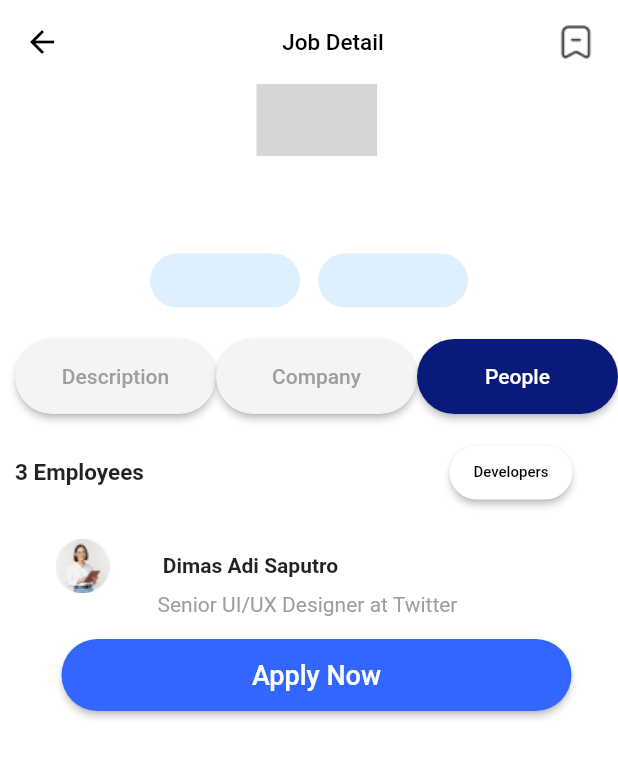
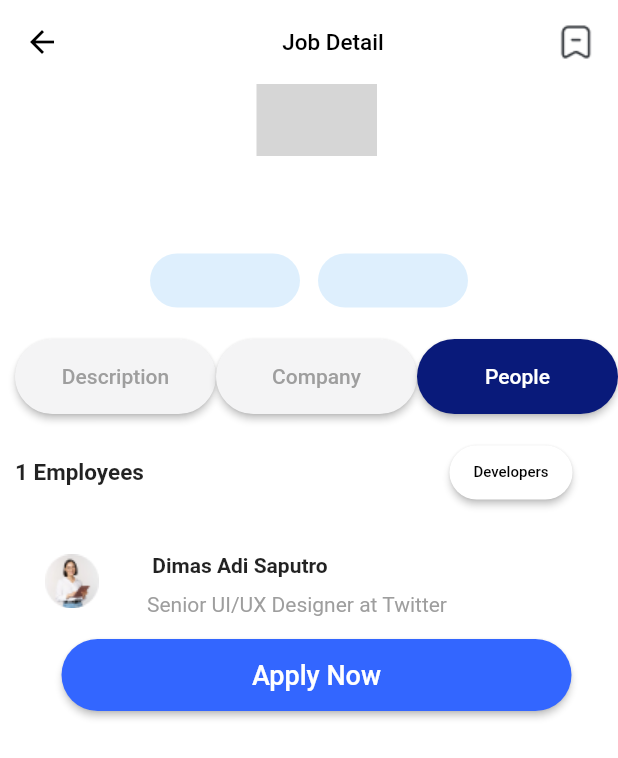
Before and after one commit to DaliaAbdelraouf/Job_App, a Flutter app: the ApplyJobDetails screen opened directly with empty values, after a tap on "Company", after a tap on "People", on a phone screen of 412 x 824 dp. Shown: the top 758 px of the screen. Run offline on Flutter 3.47's test engine with Material 2 defaults, Android fonts, the phone set to English and light mode, and no system bars; drawn by our look-alikes of cached_network_image; our stand-ins replace auth_buttons, bloc, dio, dotted_border, file_picker, flutter_bloc and 3 more; accounts and stored records are empty; network calls fail; grey boxes are pictures that could not be loaded.

Commit message:
edits_comments

```diff
--- a/lib/cubits/cubit/login_cubit.dart
+++ b/lib/cubits/cubit/login_cubit.dart
@@ -1,5 +1,6 @@
 import 'package:bloc/bloc.dart';
 import 'package:dio/dio.dart';
+import 'package:job_app/utils/shared_prefrences.dart';
 import 'package:meta/meta.dart';
 import 'package:shared_preferences/shared_preferences.dart';
 
--- a/lib/cubits/forget_password/forget_password_cubit.dart
+++ b/lib/cubits/forget_password/forget_password_cubit.dart
@@ -3,6 +3,7 @@ import 'package:dio/dio.dart';
 import 'package:meta/meta.dart';
 
 import '../../models/api_model.dart';
+import '../../utils/shared_prefrences.dart';
 
 part 'forget_password_state.dart';
 
--- a/lib/cubits/portfolio_cubit/cubit/add_cv_portfolio_cubit.dart
+++ b/lib/cubits/portfolio_cubit/cubit/add_cv_portfolio_cubit.dart
@@ -1,5 +1,6 @@
 import 'package:bloc/bloc.dart';
 import 'package:dio/dio.dart';
+import 'package:job_app/utils/shared_prefrences.dart';
 import 'package:meta/meta.dart';
 import 'dart:io';
 import 'dart:developer' as developer;
--- a/lib/cubits/reset_password/reset_password_cubit.dart
+++ b/lib/cubits/reset_password/reset_password_cubit.dart
@@ -1,4 +1,5 @@
 import 'package:bloc/bloc.dart';
+import 'package:job_app/utils/shared_prefrences.dart';
 import 'package:meta/meta.dart';
 import 'package:flutter/material.dart';
 import 'package:dio/dio.dart';
--- a/lib/features/apply job/views/widgets/apply_job_done.dart
+++ b/lib/features/apply job/views/widgets/apply_job_done.dart
@@ -39,6 +39,7 @@ class ApplyJobDone extends StatelessWidget {
           ])),
       body: Padding(
         padding: const EdgeInsets.only(bottom: 170),
+        //overflow the parent
         child: OverflowBox(
           minWidth: 0.0,
           maxWidth: double.infinity,
--- a/lib/features/apply job/views/widgets/apply_job_process_last_screen.dart
+++ b/lib/features/apply job/views/widgets/apply_job_process_last_screen.dart
@@ -12,6 +12,7 @@ import 'package:shared_preferences/shared_preferences.dart';
 import 'package:dio/dio.dart';
 import '../../../../models/api_model.dart';
 import '../../../../models/apply_job_model.dart';
+import '../../../../utils/shared_prefrences.dart';
 import 'apply_job_done.dart';
 import 'package:image_picker/image_picker.dart';
 
--- a/lib/features/apply job/views/widgets/choise_menu.dart
+++ b/lib/features/apply job/views/widgets/choise_menu.dart
@@ -35,7 +35,7 @@ class _ChoiceMenuState extends State<ChoiceMenu> {
   }
 
   Widget buildChoiceContainer(int choice, String choiceName) {
-    return InkWell(
+    return InkWell( //makes the choice container tappable
       onTap: () {
         handleChoice(choiceName);
       },
--- a/lib/features/apply job/views/widgets/job_content_builder.dart
+++ b/lib/features/apply job/views/widgets/job_content_builder.dart
@@ -134,7 +134,7 @@ class JobContentBuilder extends StatelessWidget {
         Row(
           children: [
             const Text(
-              "3 Employees ",
+              "1 Employees ",
               style: TextStyle(fontSize: 15, fontWeight: FontWeight.bold),
             ),
             const SizedBox(width: 200),
@@ -156,7 +156,7 @@ class JobContentBuilder extends StatelessWidget {
         Row(
           children: [
             Padding(
-              padding: const EdgeInsets.only(bottom: 10, left: 10),
+              padding: const EdgeInsets.only(top: 10, left: 3),
               child: SizedBox(
                   width: 70,
                   height: 70,
@@ -197,7 +197,8 @@ class JobContentBuilder extends StatelessWidget {
 
     return Column(
       crossAxisAlignment: CrossAxisAlignment.start,
-      children: contentLists[currentContent] ?? [],
+      children: contentLists[currentContent] ??
+          [], //an empty list is returned in case no content
     );
   }
 }
--- a/lib/features/home/views/widgets/home_view_body.dart
+++ b/lib/features/home/views/widgets/home_view_body.dart
@@ -6,6 +6,7 @@ import 'package:flutter/material.dart';
 import 'package:shared_preferences/shared_preferences.dart';
 
 import '../../../../models/api_model.dart';
+import '../../../../utils/shared_prefrences.dart';
 import '../seach_view.dart';
 import 'featured_jop_future_builder.dart';
 import 'featured_recent_job_future_builder.dart';
--- a/lib/features/home/views/widgets/jobs_item.dart
+++ b/lib/features/home/views/widgets/jobs_item.dart
@@ -5,6 +5,7 @@ import 'package:cached_network_image/cached_network_image.dart';
 import 'package:provider/provider.dart';
 import 'package:dio/dio.dart';
 import '../../../../models/api_model.dart';
+import '../../../../utils/shared_prefrences.dart';
 import '../../../apply job/views/apply_job_view.dart';
 import 'package:shared_preferences/shared_preferences.dart';
 
--- a/lib/features/home/views/widgets/recent_job_item.dart
+++ b/lib/features/home/views/widgets/recent_job_item.dart
@@ -7,6 +7,7 @@ import 'package:shared_preferences/shared_preferences.dart';
 
 import '../../../../models/api_model.dart';
 import '../../../../models/job_model.dart';
+import '../../../../utils/shared_prefrences.dart';
 
 class RecentJobItem extends StatefulWidget {
   const RecentJobItem({super.key, required this.jobs});
--- a/lib/features/onboarding/views/widgets/onboarding_view_body.dart
+++ b/lib/features/onboarding/views/widgets/onboarding_view_body.dart
@@ -93,7 +93,9 @@ class _OnboardingViewBodyState extends State<OnboardingViewBody> {
         child: Column(
           children: <Widget>[
             Expanded(
-              flex: 3,
+              flex:
+                  3, // take three times the vertical space of other widgets in the same parent
+
               child: PageView.builder(
                 controller: pageController,
                 onPageChanged: (value) {
@@ -102,7 +104,7 @@ class _OnboardingViewBodyState extends State<OnboardingViewBody> {
                   });
                 },
                 itemCount: splashData.length,
-                itemBuilder: (context, index) => OnboardingScreenWidget(
+                itemBuilder: (context, index) => OnboardingScreenWidget( //takes index to show the right content
                   text1: splashData[index]['text1'],
                   text2: splashData[index]['text2'],
                   text3: splashData[index]['text3'],
--- a/lib/features/profile/views/widgets/login_security_view_body.dart
+++ b/lib/features/profile/views/widgets/login_security_view_body.dart
@@ -1,6 +1,7 @@
 import 'package:flutter/material.dart';
 import 'package:job_app/models/api_model.dart';
 
+import '../../../../utils/shared_prefrences.dart';
 import '../../../forget password/views/create_new_password_screen_view.dart';
 import '../Login security views/email_address_view.dart';
 import 'login_security_custom_widget.dart';
```
Also changed, not shown: lib/features/create account/views/widgets/create_account_veiw_body.dart (+8 -8 lines), lib/features/forget password/views/widgets/check_email_screen.dart (+0 -17 lines), lib/features/login/views/widgets/login_screen_body.dart (+9 -11 lines), lib/features/onboarding/views/widgets/onboarding_screen_widget.dart (+8 -7 lines), lib/features/splash/views/widgets/splash_view_body.dart (+5 -2 lines), lib/models/api_model.dart (+2 -40 lines), lib/utils/shared_prefrences.dart (added, +40 -0 lines).
